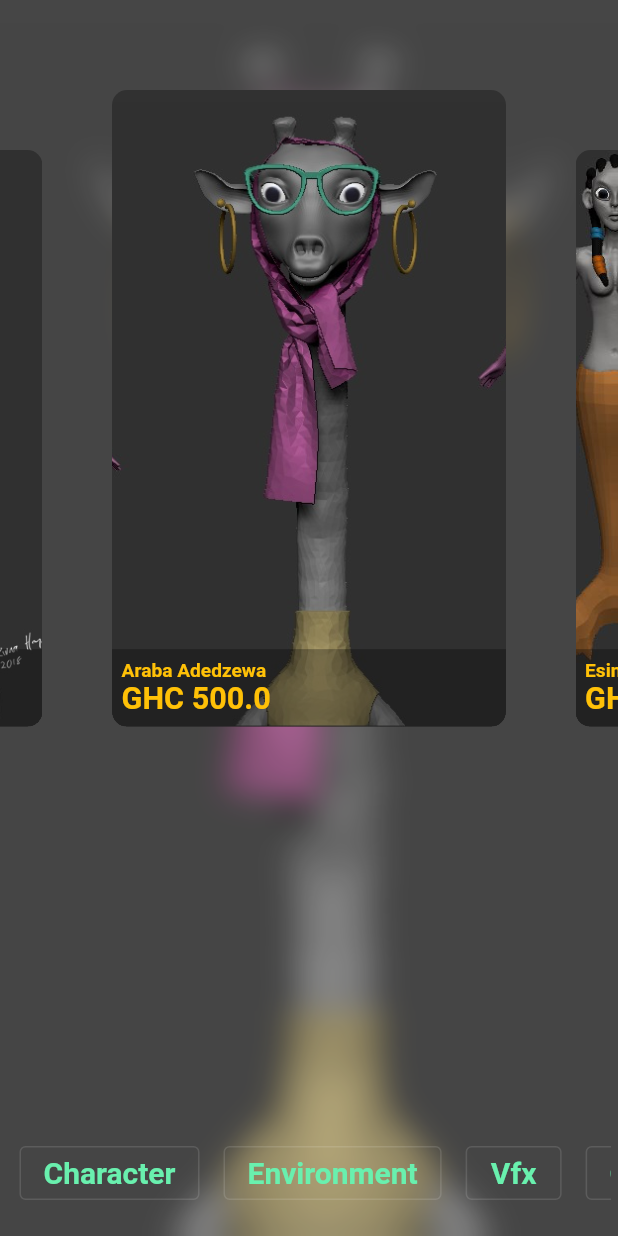
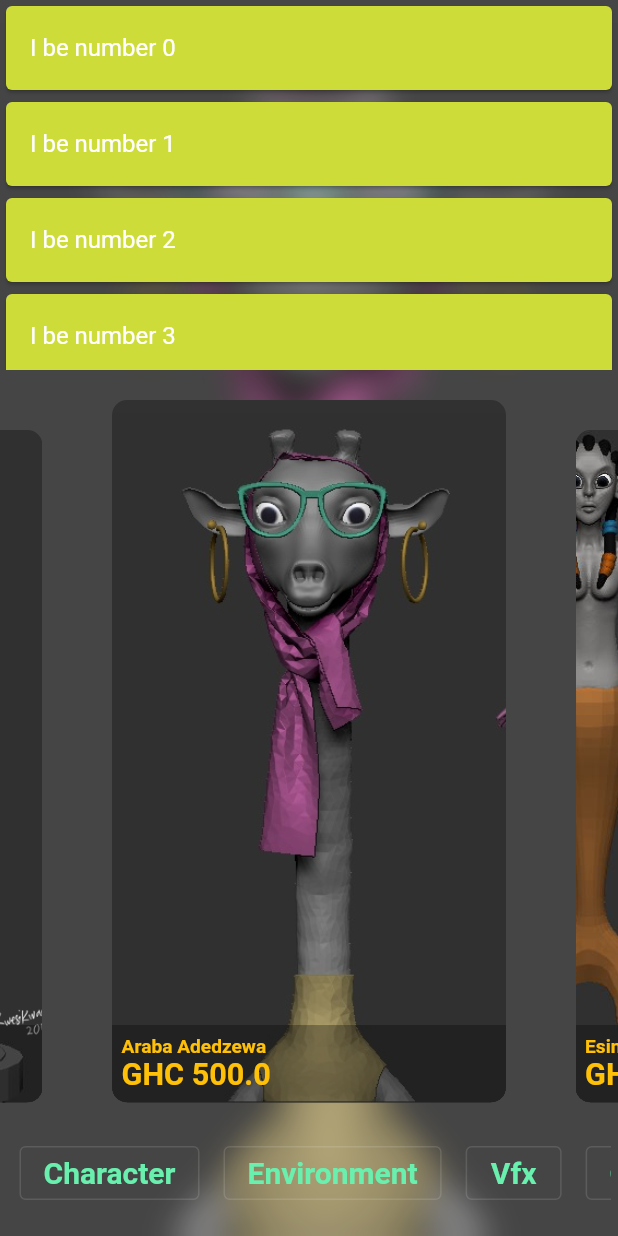
Before and after one commit to kwesikwaa/broadcaster, a Flutter app: the screen it shows after launch, on a phone screen of 412 x 824 dp. Run offline on Flutter 3.47's test engine with Material 2 defaults, Android fonts, the light colour scheme and no system bars; our stand-ins replace chat_bubbles, contacts_service, permission_handler; missing offline and left inert: telephony.

Commit message:
it works

```diff
--- a/broadcaster/lib/screens/pagscrollerNew.dart
+++ b/broadcaster/lib/screens/pagscrollerNew.dart
@@ -22,6 +22,7 @@ class  _PagescrollerState extends State<Pagescroller> {
   double curindex=1;
   double indexpage=1;
 
+
   _listen(){
     setState(() {
       curindex = _pagecontroler.page;
@@ -30,6 +31,7 @@ class  _PagescrollerState extends State<Pagescroller> {
       if(_pagecontroler.position.userScrollDirection == ScrollDirection.reverse){
         if(calc > 0.7){
           indexpage = curindex.ceilToDouble();
+
         }
         else{indexpage = curindex.floorToDouble();}
       }
@@ -62,7 +64,6 @@ class  _PagescrollerState extends State<Pagescroller> {
     return Scaffold(
       body: Stack(
         children: [
-          //Background Image
           AnimatedSwitcher(
             duration: const Duration(milliseconds: 1500),
             child: Container(
@@ -80,9 +81,20 @@ class  _PagescrollerState extends State<Pagescroller> {
                 )
             ),
           ),
-          //PageView
-          FractionallySizedBox(
-                heightFactor: 0.6,
+          Column(
+            crossAxisAlignment: CrossAxisAlignment.start,
+            children:[
+              Expanded(
+                child: SingleChildScrollView(
+                  child: Column(
+                    children: List.generate(20, (index) => Card(color: Colors.lime, child:ListTile(title: Text("I be number $index"),))),
+                  ),
+                ),
+              ),
+              Expanded(
+                flex: 2,
+                child: FractionallySizedBox(
+                  heightFactor: 1,
                   child: PageView.builder(
                       physics: const BouncingScrollPhysics(),
                       itemCount: toys.length,
@@ -94,7 +106,7 @@ class  _PagescrollerState extends State<Pagescroller> {
                             clipBehavior: Clip.hardEdge,
                             duration: const Duration(milliseconds: 250),
                             curve: Curves.bounceInOut,
-                          margin: EdgeInsets.only(top: index==indexpage?60:100,bottom: 10),
+                            margin: EdgeInsets.only(top: index==indexpage?20:40,bottom: 5),
                             decoration: BoxDecoration(
                               image: DecorationImage(
 
@@ -130,6 +142,7 @@ class  _PagescrollerState extends State<Pagescroller> {
                       }
                   ),
                 ),
+              ),
               Align(
                   alignment: Alignment.bottomLeft,
                   child: Padding(
@@ -153,9 +166,10 @@ class  _PagescrollerState extends State<Pagescroller> {
                         ),),
                   ),
                 ),
-
+            ]
+          ),
         ],
-      ),
+      )
     );
   }
 }
```
Lines whose indentation alone changed are shown as unchanged.
